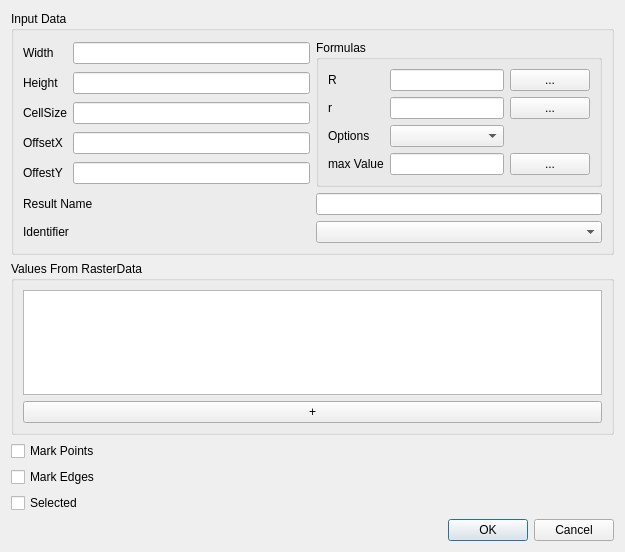
Qt form src/DynaMind-BasicModules/guimarker.ui (iut-ibk/DynaMind-ToolBox) before a commit.
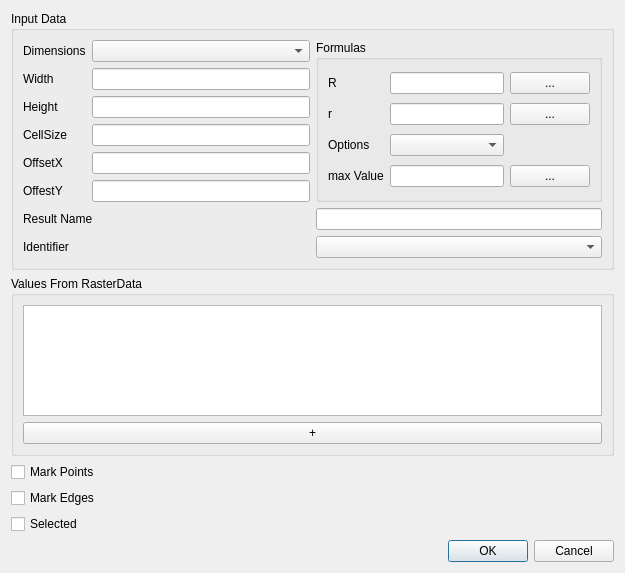
The same form after that commit.

Diff of the .ui file:
```diff
--- a/src/DynaMind-BasicModules/guimarker.ui
+++ b/src/DynaMind-BasicModules/guimarker.ui
@@ -7,7 +7,7 @@
     <x>0</x>
     <y>0</y>
     <width>625</width>
-    <height>552</height>
+    <height>573</height>
    </rect>
   </property>
   <property name="windowTitle">
@@ -23,55 +23,65 @@
       <item row="0" column="0">
        <layout class="QGridLayout" name="gridLayout">
         <item row="2" column="1">
-         <widget class="QLineEdit" name="lineEdit_CellSize"/>
-        </item>
-        <item row="1" column="0">
-         <widget class="QLabel" name="label_3">
-          <property name="text">
-           <string>Height</string>
-          </property>
-         </widget>
-        </item>
-        <item row="1" column="1">
          <widget class="QLineEdit" name="lineEdit_Height"/>
         </item>
-        <item row="2" column="0">
+        <item row="3" column="0">
          <widget class="QLabel" name="label">
           <property name="text">
            <string>CellSize</string>
           </property>
          </widget>
         </item>
-        <item row="0" column="1">
+        <item row="1" column="1">
          <widget class="QLineEdit" name="lineEdit_Width"/>
         </item>
-        <item row="0" column="0">
+        <item row="1" column="0">
          <widget class="QLabel" name="label_2">
           <property name="text">
            <string>Width</string>
           </property>
          </widget>
         </item>
-        <item row="4" column="0">
+        <item row="5" column="0">
          <widget class="QLabel" name="label_10">
           <property name="text">
            <string>OffsetX</string>
           </property>
          </widget>
         </item>
-        <item row="5" column="0">
+        <item row="6" column="0">
          <widget class="QLabel" name="label_11">
           <property name="text">
            <string>OffestY</string>
           </property>
          </widget>
         </item>
-        <item row="4" column="1">
-         <widget class="QLineEdit" name="lineEdit_OffsetX"/>
-        </item>
         <item row="5" column="1">
+         <widget class="QLineEdit" name="lineEdit_OffsetX"/>
+        </item>
+        <item row="6" column="1">
          <widget class="QLineEdit" name="lineEdit_OffsetY"/>
         </item>
+        <item row="2" column="0">
+         <widget class="QLabel" name="label_3">
+          <property name="text">
+           <string>Height</string>
+          </property>
+         </widget>
+        </item>
+        <item row="3" column="1">
+         <widget class="QLineEdit" name="lineEdit_CellSize"/>
+        </item>
+        <item row="0" column="0">
+         <widget class="QLabel" name="label_12">
+          <property name="text">
+           <string>Dimensions</string>
+          </property>
+         </widget>
+        </item>
+        <item row="0" column="1">
+         <widget class="QComboBox" name="comboBox_Dimension"/>
+        </item>
        </layout>
       </item>
       <item row="1" column="0">
```
